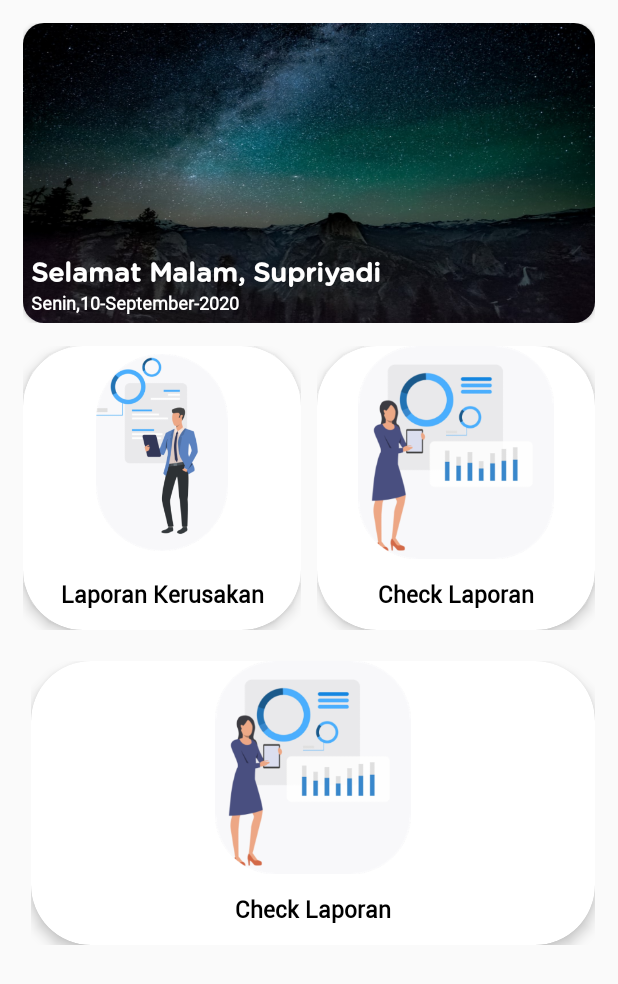
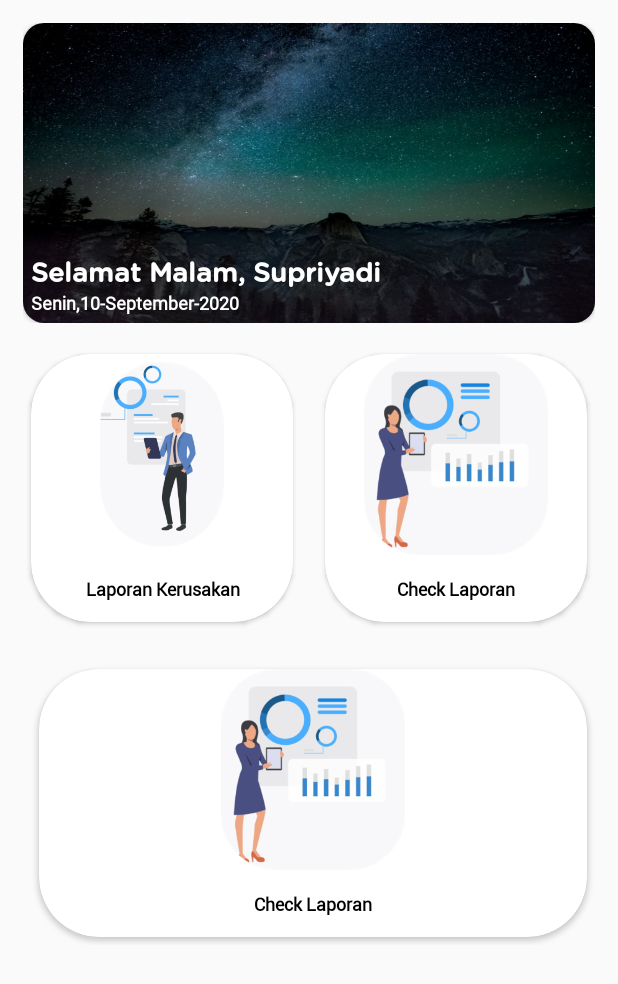
Before and after one commit to musupadi/JempolOK, an Android app: the layout fragment_home.xml on its own in the app's theme, with its tools: preview values and no code run, on a phone screen of 412 x 824 dp. Shown: the top 984 px of the screen. Run offline under Robolectric (Android 15) with nearby library versions, the phone set to English and light mode, and no system bars.

```diff
--- a/app/src/main/java/com/destinyapp/jempolok/Activity/MainActivity.java
+++ b/app/src/main/java/com/destinyapp/jempolok/Activity/MainActivity.java
@@ -129,6 +129,7 @@ public class MainActivity extends AppCompatActivity {
             });
         }
     }
+
     private void SelectedBottomNavigation(int itemIndex){
         if (itemIndex==0){
             fragment = new UserFragment();
--- a/app/src/main/java/com/destinyapp/jempolok/Activity/ui/SettingFragment.java
+++ b/app/src/main/java/com/destinyapp/jempolok/Activity/ui/SettingFragment.java
@@ -66,7 +66,7 @@ public class SettingFragment extends Fragment {
                                 final Intent serviceIntent = new Intent(getActivity(), Services.class);
                                 serviceIntent.putExtra("MESSAGE","Pemberitahuan");
                                 getActivity().stopService(intent);
-                                getActivity().finish();
+                                getActivity().finishAffinity();
                             }
                         })
                         .setNegativeButton("Tidak", new DialogInterface.OnClickListener() {
--- a/app/src/main/java/com/destinyapp/jempolok/Adapter/AdapterReport.java
+++ b/app/src/main/java/com/destinyapp/jempolok/Adapter/AdapterReport.java
@@ -169,12 +169,12 @@ public class AdapterReport extends RecyclerView.Adapter<AdapterReport.HolderData
             holderData.LinearBGStatus.setBackgroundResource(R.drawable.round_background_yellow);
             holderData.tvStatus.setVisibility(View.GONE);
             holderData.ivStatus.setVisibility(View.VISIBLE);
-        }else if(dm.getStatus_report().equals("pending")){
+        }else if(dm.getStatus_report().equals("pending 1")){
             holderData.Status.setText("Pending");
             holderData.LinearBGStatus.setBackgroundResource(R.drawable.round_background_red);
             holderData.tvStatus.setVisibility(View.GONE);
             holderData.ivStatus.setVisibility(View.GONE);
-        }else if(dm.getStatus_report().equals("rejected")){
+        }else if(dm.getStatus_report().equals("reject")){
             holderData.Status.setText("Reject");
             holderData.LinearBGStatus.setBackgroundResource(R.drawable.round_background_black);
             holderData.tvStatus.setVisibility(View.GONE);
--- a/app/src/main/res/layout/fragment_home.xml
+++ b/app/src/main/res/layout/fragment_home.xml
@@ -96,8 +96,9 @@
                             <androidx.cardview.widget.CardView
                                 android:layout_width="match_parent"
                                 android:layout_height="match_parent"
+                                android:layout_margin="5dp"
                                 app:cardCornerRadius="40dp"
-                                app:cardElevation="5dp">
+                                app:cardElevation="2dp">
                                 <LinearLayout
                                     android:layout_width="match_parent"
                                     android:layout_height="match_parent"
@@ -118,7 +119,7 @@
                                         android:fontFamily="@font/roboto"
                                         android:textColor="@color/colorBlack"
                                         android:textStyle="bold"
-                                        android:textSize="15sp"
+                                        android:textSize="12sp"
                                         android:gravity="center"/>
                                 </LinearLayout>
                             </androidx.cardview.widget.CardView>
@@ -137,8 +138,9 @@
                             <androidx.cardview.widget.CardView
                                 android:layout_width="match_parent"
                                 android:layout_height="match_parent"
+                                android:layout_margin="5dp"
                                 app:cardCornerRadius="40dp"
-                                app:cardElevation="5dp">
+                                app:cardElevation="2dp">
                                 <LinearLayout
                                     android:layout_width="match_parent"
                                     android:layout_height="match_parent"
@@ -157,7 +159,7 @@
                                         android:fontFamily="@font/roboto"
                                         android:textColor="@color/colorBlack"
                                         android:textStyle="bold"
-                                        android:textSize="15sp"
+                                        android:textSize="12sp"
                                         android:gravity="center"/>
                                 </LinearLayout>
                             </androidx.cardview.widget.CardView>
@@ -189,8 +191,9 @@
                             <androidx.cardview.widget.CardView
                                 android:layout_width="match_parent"
                                 android:layout_height="match_parent"
+                                android:layout_margin="5dp"
                                 app:cardCornerRadius="40dp"
-                                app:cardElevation="5dp">
+                                app:cardElevation="2dp">
                                 <LinearLayout
                                     android:layout_width="match_parent"
                                     android:layout_height="match_parent"
@@ -211,7 +214,7 @@
                                         android:fontFamily="@font/roboto"
                                         android:textColor="@color/colorBlack"
                                         android:textStyle="bold"
-                                        android:textSize="15sp"
+                                        android:textSize="12sp"
                                         android:gravity="center"/>
                                 </LinearLayout>
                             </androidx.cardview.widget.CardView>
@@ -229,8 +232,9 @@
                             <androidx.cardview.widget.CardView
                                 android:layout_width="match_parent"
                                 android:layout_height="match_parent"
+                                android:layout_margin="5dp"
                                 app:cardCornerRadius="40dp"
-                                app:cardElevation="5dp">
+                                app:cardElevation="2dp">
                                 <LinearLayout
                                     android:layout_width="match_parent"
                                     android:layout_height="match_parent"
@@ -249,7 +253,7 @@
                                         android:fontFamily="@font/roboto"
                                         android:textColor="@color/colorBlack"
                                         android:textStyle="bold"
-                                        android:textSize="15sp"
+                                        android:textSize="12sp"
                                         android:gravity="center"/>
                                 </LinearLayout>
                             </androidx.cardview.widget.CardView>
```
Also changed, not shown: app/src/main/java/com/destinyapp/jempolok/Activity/LoginActivity.java (+8 -0 lines), app/src/main/java/com/destinyapp/jempolok/Services.java (+4 -5 lines), app/src/main/res/layout/fragment_user.xml (+15 -2 lines), app/src/main/res/layout/list_report.xml (+15 -9 lines).
